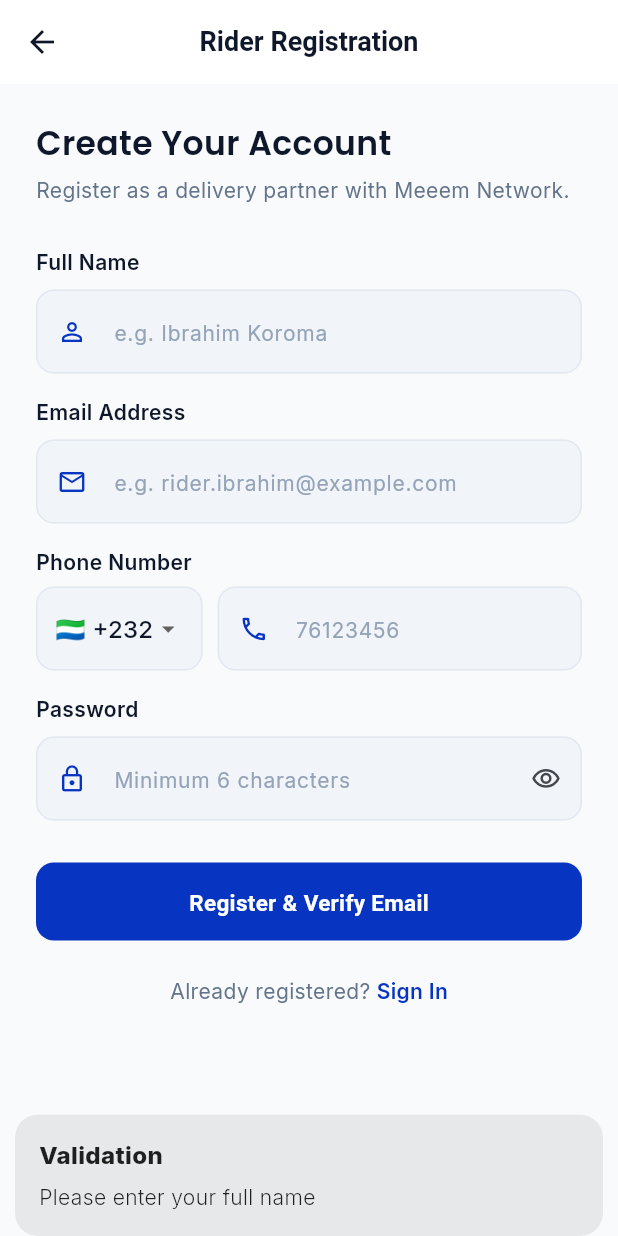
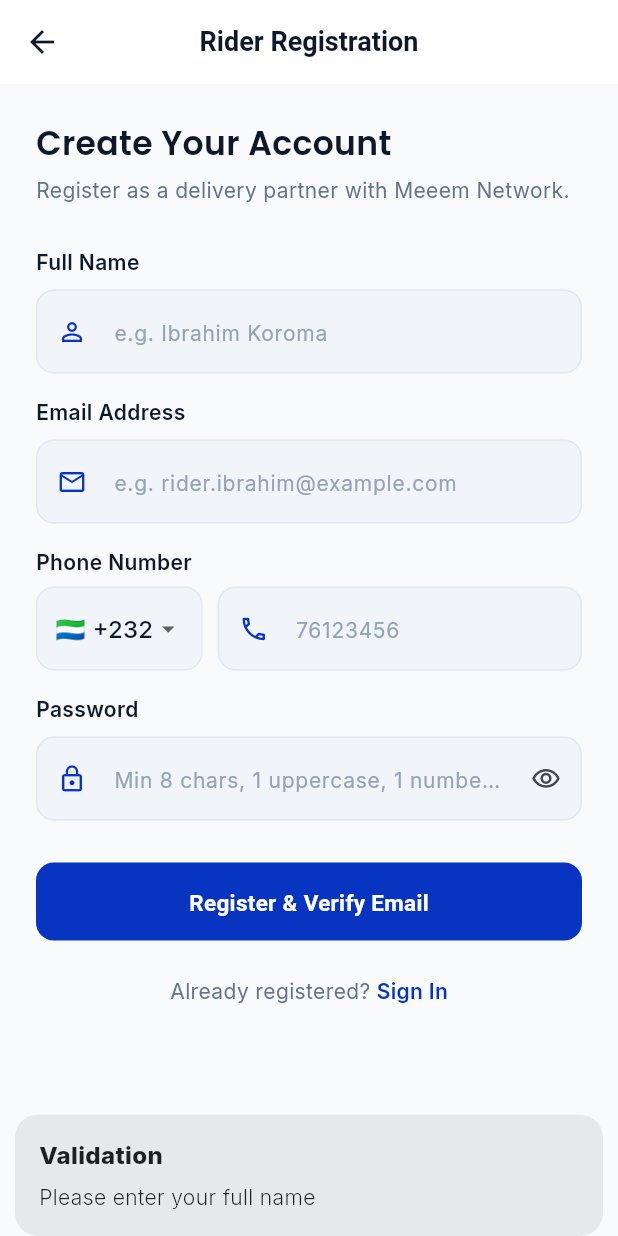
Before and after one commit to srvtechnology/MEEEMSL-RiderApp, a Flutter app: the RegisterView screen opened by its route, after a tap on "Register & Verify Email", on a phone screen of 412 x 824 dp. Run offline on Flutter 3.47's test engine with Material 3 defaults, Android fonts, the phone set to English and light mode, and no system bars; our stand-ins replace dartz, device_info_plus, dio, equatable, firebase_core, firebase_messaging and 7 more; accounts and stored records are empty.

Commit message:
feat: enforce strict password/name validation, connect to live backend, and optimize auth dependency management

```diff
--- a/lib/core/constants/app_constants.dart
+++ b/lib/core/constants/app_constants.dart
@@ -26,5 +26,5 @@ class AppConstants {
   static const int receiveTimeoutMs = 15000;
 
   // Mock Settings
-  static const bool useMockApi = true; // Provides instantaneous full simulation
+  static const bool useMockApi = false; // Connect to live backend server
 }
--- a/lib/core/utils/validators.dart
+++ b/lib/core/utils/validators.dart
@@ -39,4 +39,33 @@ class Validators {
     }
     return null;
   }
+
+  static String? validatePassword(String? value) {
+    if (value == null || value.isEmpty) {
+      return 'Please enter your password';
+    }
+    if (value.length < 8) {
+      return 'Password must be at least 8 characters long.';
+    }
+    if (!RegExp(r'[A-Z]').hasMatch(value)) {
+      return 'Password must contain at least one uppercase letter.';
+    }
+    if (!RegExp(r'[0-9]').hasMatch(value)) {
+      return 'Password must contain at least one number.';
+    }
+    if (!RegExp(r'[^a-zA-Z0-9]').hasMatch(value)) {
+      return 'Password must contain at least one special character.';
+    }
+    return null;
+  }
+
+  static String? validateName(String? value) {
+    if (value == null || value.trim().isEmpty) {
+      return 'Please enter your full name';
+    }
+    if (value.trim().toLowerCase().contains('test')) {
+      return 'Name cannot contain restricted term "test"';
+    }
+    return null;
+  }
 }
--- a/lib/presentation/modules/auth/bindings/auth_binding.dart
+++ b/lib/presentation/modules/auth/bindings/auth_binding.dart
@@ -25,33 +25,38 @@ class AuthBinding extends Bindings {
   @override
   void dependencies() {
     // Datasources
-    Get.lazyPut<AuthRemoteDataSource>(() => AuthRemoteDataSourceImpl(Get.find<DioClient>()));
-    Get.lazyPut<AuthLocalDataSource>(() => AuthLocalDataSourceImpl(Get.find()));
+    Get.lazyPut<AuthRemoteDataSource>(() => AuthRemoteDataSourceImpl(Get.find<DioClient>()), fenix: true);
+    Get.lazyPut<AuthLocalDataSource>(() => AuthLocalDataSourceImpl(Get.find()), fenix: true);
 
     // Repository
-    Get.lazyPut<AuthRepository>(() => AuthRepositoryImpl(
-          remoteDataSource: Get.find<AuthRemoteDataSource>(),
-          localDataSource: Get.find<AuthLocalDataSource>(),
-        ));
+    Get.lazyPut<AuthRepository>(
+      () => AuthRepositoryImpl(
+        remoteDataSource: Get.find<AuthRemoteDataSource>(),
+        localDataSource: Get.find<AuthLocalDataSource>(),
+      ),
+      fenix: true,
+    );
 
     // UseCases
-    Get.lazyPut(() => LoginUseCase(Get.find<AuthRepository>()));
-    Get.lazyPut(() => LoginWithPasswordUseCase(Get.find<AuthRepository>()));
-    Get.lazyPut(() => LoginWithEmailPasswordUseCase(Get.find<AuthRepository>()));
-    Get.lazyPut(() => SendPhoneOtpUseCase(Get.find<AuthRepository>()));
-    Get.lazyPut(() => VerifyPhoneOtpUseCase(Get.find<AuthRepository>()));
-    Get.lazyPut(() => VerifyOtpUseCase(Get.find<AuthRepository>()));
-    Get.lazyPut(() => RegisterRiderUseCase(Get.find<AuthRepository>()));
-    Get.lazyPut(() => SubmitOnboardingUseCase(Get.find<AuthRepository>()));
-    Get.lazyPut(() => SelfRegisterUseCase(Get.find<AuthRepository>()));
-    Get.lazyPut(() => VerifyRegistrationOtpUseCase(Get.find<AuthRepository>()));
-    Get.lazyPut(() => ResendRegistrationOtpUseCase(Get.find<AuthRepository>()));
-    Get.lazyPut(() => ResetPasswordUseCase(Get.find<AuthRepository>()));
-    Get.lazyPut(() => RegisterDeviceTokenUseCase(Get.find<AuthRepository>()));
-    Get.lazyPut(() => UnregisterDeviceTokenUseCase(Get.find<AuthRepository>()));
+    Get.lazyPut(() => LoginUseCase(Get.find<AuthRepository>()), fenix: true);
+    Get.lazyPut(() => LoginWithPasswordUseCase(Get.find<AuthRepository>()), fenix: true);
+    Get.lazyPut(() => LoginWithEmailPasswordUseCase(Get.find<AuthRepository>()), fenix: true);
+    Get.lazyPut(() => SendPhoneOtpUseCase(Get.find<AuthRepository>()), fenix: true);
+    Get.lazyPut(() => VerifyPhoneOtpUseCase(Get.find<AuthRepository>()), fenix: true);
+    Get.lazyPut(() => VerifyOtpUseCase(Get.find<AuthRepository>()), fenix: true);
+    Get.lazyPut(() => RegisterRiderUseCase(Get.find<AuthRepository>()), fenix: true);
+    Get.lazyPut(() => SubmitOnboardingUseCase(Get.find<AuthRepository>()), fenix: true);
+    Get.lazyPut(() => SelfRegisterUseCase(Get.find<AuthRepository>()), fenix: true);
+    Get.lazyPut(() => VerifyRegistrationOtpUseCase(Get.find<AuthRepository>()), fenix: true);
+    Get.lazyPut(() => ResendRegistrationOtpUseCase(Get.find<AuthRepository>()), fenix: true);
+    Get.lazyPut(() => ResetPasswordUseCase(Get.find<AuthRepository>()), fenix: true);
+    Get.lazyPut(() => RegisterDeviceTokenUseCase(Get.find<AuthRepository>()), fenix: true);
+    Get.lazyPut(() => UnregisterDeviceTokenUseCase(Get.find<AuthRepository>()), fenix: true);
 
     // Controller
-    Get.lazyPut<AuthController>(() => AuthController(
+    if (!Get.isRegistered<AuthController>()) {
+      Get.put<AuthController>(
+        AuthController(
           loginUseCase: Get.find<LoginUseCase>(),
           loginWithPasswordUseCase: Get.find<LoginWithPasswordUseCase>(),
           loginWithEmailPasswordUseCase: Get.find<LoginWithEmailPasswordUseCase>(),
@@ -65,6 +70,9 @@ class AuthBinding extends Bindings {
           resendRegistrationOtpUseCase: Get.find<ResendRegistrationOtpUseCase>(),
           resetPasswordUseCase: Get.find<ResetPasswordUseCase>(),
           deviceInfoService: Get.find<DeviceInfoService>(),
-        ));
+        ),
+        permanent: true,
+      );
+    }
   }
 }
--- a/lib/presentation/modules/auth/views/register_view.dart
+++ b/lib/presentation/modules/auth/views/register_view.dart
@@ -113,7 +113,7 @@ class RegisterView extends GetView<AuthController> {
               Obx(() => CustomTextField(
                     controller: controller.registerPasswordController,
                     label: 'Password',
-                    hintText: 'Minimum 6 characters',
+                    hintText: 'Min 8 chars, 1 uppercase, 1 number, 1 symbol',
                     obscureText: !controller.registerIsPasswordVisible.value,
                     prefixIcon: Icons.lock_outline,
                     suffixIcon: IconButton(
@@ -146,7 +146,13 @@ class RegisterView extends GetView<AuthController> {
                       style: AppTextStyles.bodyMedium(),
                     ),
                     GestureDetector(
-                      onTap: () => Get.offNamed(AppRoutes.login),
+                      onTap: () {
+                        if (Navigator.canPop(context)) {
+                          Get.back();
+                        } else {
+                          Get.offAllNamed(AppRoutes.login);
+                        }
+                      },
                       child: Text(
                         'Sign In',
                         style: AppTextStyles.labelLarge(color: AppColors.primary),
```
Also changed, not shown: lib/core/network/api_interceptor.dart (+9 -1 lines), lib/presentation/modules/auth/controllers/auth_controller.dart (+15 -33 lines).
